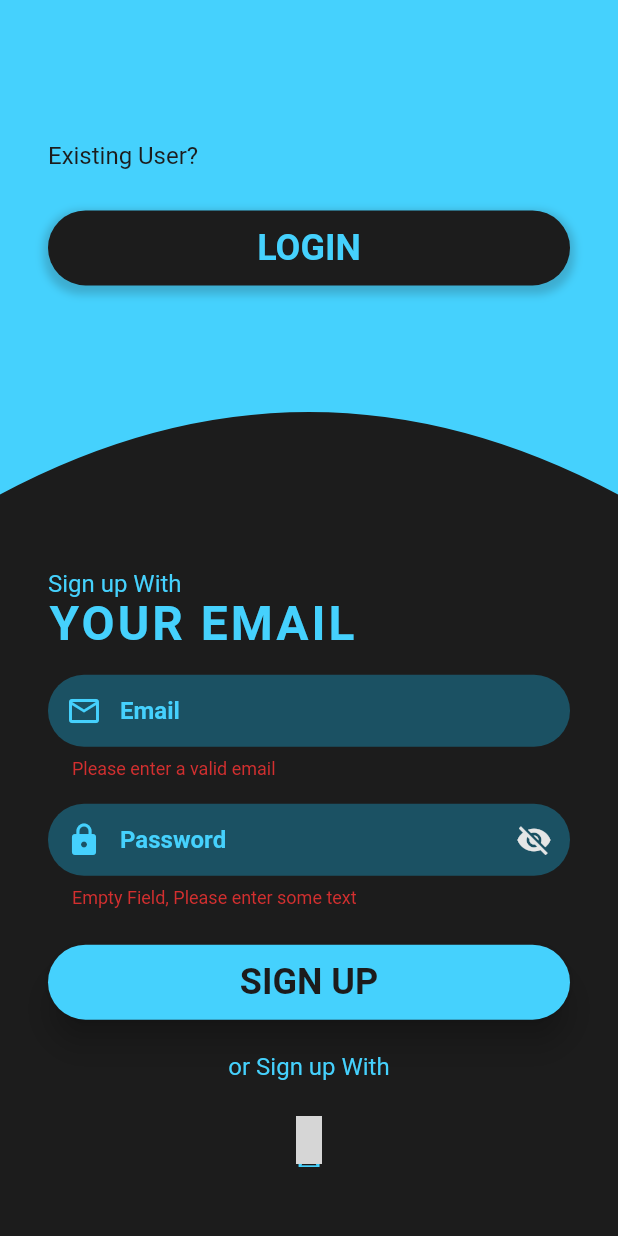
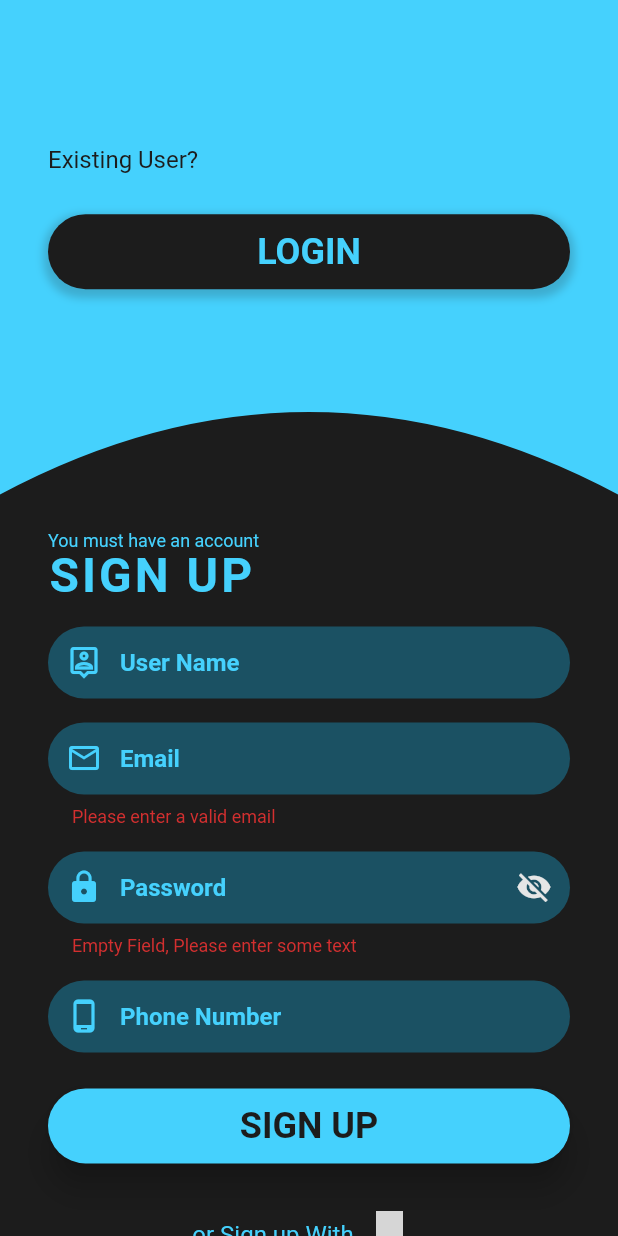
Before and after one commit to elrahmaan/flutter-onlineshop-mzid, a Flutter app: the screen it shows after launch, after a tap on "OR", on a phone screen of 412 x 824 dp. Run offline on Flutter 3.47's test engine with Material 2 defaults, Android fonts, the phone set to English and light mode, and no system bars; our stand-ins replace animated_splash_screen, carousel_pro, email_validator, flutter_icons; network calls fail; grey boxes are pictures that could not be loaded.

Commit message:
sign up - add 2 widgets textformfield for username & phone

```diff
--- a/lib/pages/login_page.dart
+++ b/lib/pages/login_page.dart
@@ -35,7 +35,7 @@ class _LoginPageState extends State<LoginPage> {
                 child: CustomPaint(
                   painter: CurvePainter(login),
                   child: Container(
-                    padding: EdgeInsets.only(bottom: login ? 0 : 55),
+                    padding: EdgeInsets.only(bottom: login ? 0 : 50),
                     child: Center(
                       child: SingleChildScrollView(
                         child: Padding(
--- a/lib/widgets/login.dart
+++ b/lib/widgets/login.dart
@@ -8,8 +8,10 @@ class Login extends StatefulWidget {
 }
 
 class _LoginState extends State<Login> {
+  TextEditingController userNameController = TextEditingController();
   TextEditingController emailController = TextEditingController();
   TextEditingController passwordController = TextEditingController();
+  TextEditingController phoneNoController = TextEditingController();
   final _formKey = GlobalKey<FormState>();
   String error = "";
   bool passwordVisible = false;
--- a/lib/widgets/signup.dart
+++ b/lib/widgets/signup.dart
@@ -9,8 +9,10 @@ class SignUp extends StatefulWidget {
 }
 
 class _SignUpState extends State<SignUp> {
+  TextEditingController userNameController = TextEditingController();
   TextEditingController emailController = TextEditingController();
   TextEditingController passwordController = TextEditingController();
+  TextEditingController phoneNoController = TextEditingController();
   final _formKey = GlobalKey<FormState>();
   String error = "";
   bool passwordVisible = false;
@@ -25,15 +27,15 @@ class _SignUpState extends State<SignUp> {
         mainAxisAlignment: MainAxisAlignment.center,
         children: <Widget>[
           Text(
-            "Sign up With",
+            "You must have an account",
             style: TextStyle(
-              fontSize: 16,
+              fontSize: 12,
               color: Color(0xFF45D1FD),
               height: 2,
             ),
           ),
           Text(
-            "YOUR EMAIL",
+            "SIGN UP",
             style: TextStyle(
               fontSize: 32,
               color: Color(0xFF45D1FD),
@@ -41,6 +43,44 @@ class _SignUpState extends State<SignUp> {
               fontWeight: FontWeight.bold,
               letterSpacing: 2,
             ),
+          ),
+          SizedBox(
+            height: 16,
+          ),
+          TextFormField(
+            controller: userNameController,
+            validator: (value) {},
+            keyboardType: TextInputType.text,
+            style: TextStyle(
+                color: Color(0xFF45D1FD),
+                fontWeight: FontWeight.bold,
+                fontSize: 16),
+            decoration: InputDecoration(
+                hintText: "User Name",
+                hintStyle: TextStyle(
+                  fontSize: 16,
+                  color: Color(0xFF45D1FD),
+                  fontWeight: FontWeight.bold,
+                ),
+                border: OutlineInputBorder(
+                    borderRadius: BorderRadius.circular(25),
+                    borderSide: BorderSide(
+                      width: 0,
+                      style: BorderStyle.none,
+                    )),
+                focusedBorder: OutlineInputBorder(
+                  borderRadius: BorderRadius.circular(25),
+                  borderSide: BorderSide(color: Color(0xFF45D1FD), width: 2),
+                ),
+                prefixIcon:
+                    Icon(Icons.person_pin_outlined, color: Color(0xFF45D1FD)),
+                filled: true,
+                fillColor: Color(0xFF1B5163),
+                contentPadding: EdgeInsets.symmetric(
+                  horizontal: 16,
+                  vertical: 0,
+                )),
+            onChanged: (value) {},
           ),
           SizedBox(
             height: 16,
@@ -139,6 +179,44 @@ class _SignUpState extends State<SignUp> {
             onChanged: (value) {},
           ),
           SizedBox(
+            height: 16,
+          ),
+          TextFormField(
+            controller: phoneNoController,
+            validator: (value) {},
+            keyboardType: TextInputType.number,
+            style: TextStyle(
+                color: Color(0xFF45D1FD),
+                fontWeight: FontWeight.bold,
+                fontSize: 16),
+            decoration: InputDecoration(
+                hintText: "Phone Number",
+                hintStyle: TextStyle(
+                  fontSize: 16,
+                  color: Color(0xFF45D1FD),
+                  fontWeight: FontWeight.bold,
+                ),
+                border: OutlineInputBorder(
+                    borderRadius: BorderRadius.circular(25),
+                    borderSide: BorderSide(
+                      width: 0,
+                      style: BorderStyle.none,
+                    )),
+                focusedBorder: OutlineInputBorder(
+                  borderRadius: BorderRadius.circular(25),
+                  borderSide: BorderSide(color: Color(0xFF45D1FD), width: 2),
+                ),
+                prefixIcon: Icon(Icons.phone_android_outlined,
+                    color: Color(0xFF45D1FD)),
+                filled: true,
+                fillColor: Color(0xFF1B5163),
+                contentPadding: EdgeInsets.symmetric(
+                  horizontal: 16,
+                  vertical: 0,
+                )),
+            onChanged: (value) {},
+          ),
+          SizedBox(
             height: 24,
           ),
           // Row(
@@ -204,6 +282,9 @@ class _SignUpState extends State<SignUp> {
             height: 24,
           ),
 
+          Row(
+            mainAxisAlignment: MainAxisAlignment.center,
+            children: [
               Text(
                 "or Sign up With",
                 textAlign: TextAlign.center,
@@ -238,6 +319,8 @@ class _SignUpState extends State<SignUp> {
               ),
             ],
           ),
+        ],
+      ),
     );
   }
 }
```
Lines whose indentation alone changed are shown as unchanged.
